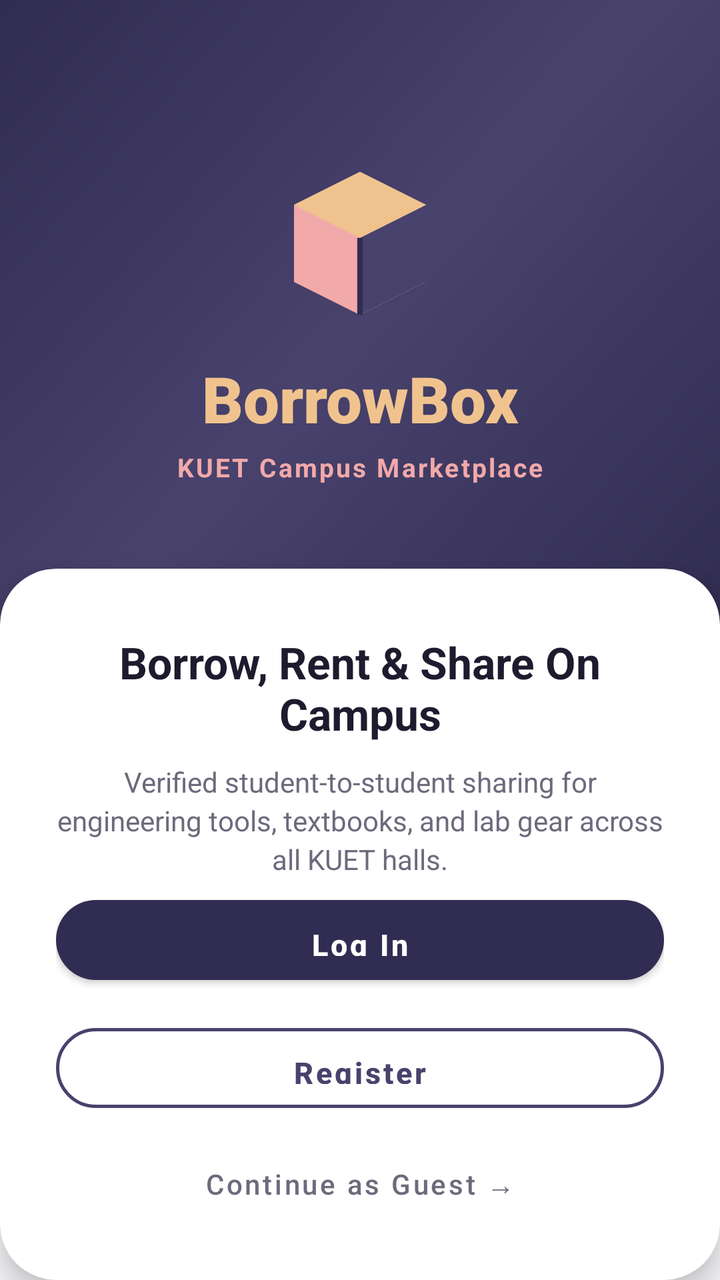
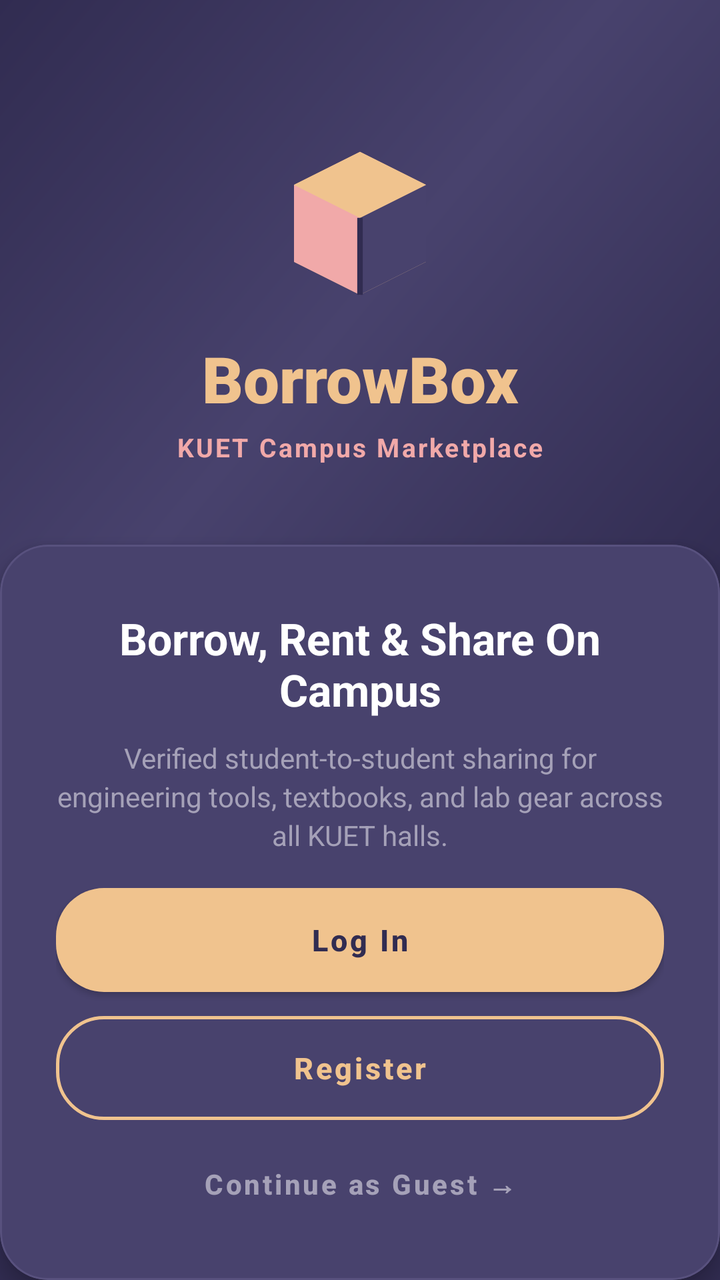

The first picture is an Android layout as it rendered before a commit; the second is the same layout after the commit. The layout source and the unified diff follow.
<!-- AndroidManifest.xml: application theme Theme.BorrowBox -->
<!-- res/layout/activity_welcome.xml -->
<?xml version="1.0" encoding="utf-8"?>
<androidx.constraintlayout.widget.ConstraintLayout
    xmlns:android="http://schemas.android.com/apk/res/android"
    xmlns:app="http://schemas.android.com/apk/res-auto"
    android:layout_width="match_parent"
    android:layout_height="match_parent"
    android:background="@color/background">

    
    <View
        android:id="@+id/topBackdrop"
        android:layout_width="match_parent"
        android:layout_height="320dp"
        android:background="@drawable/bg_welcome_gradient"
        app:layout_constraintTop_toTopOf="parent"
        app:layout_constraintStart_toStartOf="parent"
        app:layout_constraintEnd_toEndOf="parent" />

    
    <ImageView
        android:id="@+id/ivLogo"
        android:layout_width="88dp"
        android:layout_height="88dp"
        android:src="@drawable/ic_box"
        android:contentDescription="BorrowBox Logo"
        app:layout_constraintTop_toTopOf="@id/topBackdrop"
        app:layout_constraintBottom_toTopOf="@id/tvAppName"
        app:layout_constraintStart_toStartOf="parent"
        app:layout_constraintEnd_toEndOf="parent"
        app:layout_constraintVertical_chainStyle="packed" />

    <TextView
        android:id="@+id/tvAppName"
        android:layout_width="wrap_content"
        android:layout_height="wrap_content"
        android:layout_marginTop="12dp"
        android:text="BorrowBox"
        android:textColor="@color/accent"
        android:textSize="32sp"
        android:textStyle="bold"
        android:fontFamily="sans-serif-black"
        app:layout_constraintTop_toBottomOf="@id/ivLogo"
        app:layout_constraintBottom_toTopOf="@id/tvCampusTag"
        app:layout_constraintStart_toStartOf="parent"
        app:layout_constraintEnd_toEndOf="parent" />

    <TextView
        android:id="@+id/tvCampusTag"
        android:layout_width="wrap_content"
        android:layout_height="wrap_content"
        android:layout_marginTop="4dp"
        android:text="KUET Campus Marketplace"
        android:textColor="@color/supporting"
        android:textSize="13sp"
        android:letterSpacing="0.08"
        android:textStyle="bold"
        app:layout_constraintTop_toBottomOf="@id/tvAppName"
        app:layout_constraintBottom_toBottomOf="@id/topBackdrop"
        app:layout_constraintStart_toStartOf="parent"
        app:layout_constraintEnd_toEndOf="parent" />

    
    <com.google.android.material.card.MaterialCardView
        android:id="@+id/cardWelcomeContent"
        android:layout_width="match_parent"
        android:layout_height="0dp"
        android:layout_marginTop="-36dp"
        app:cardCornerRadius="28dp"
        app:cardElevation="8dp"
        app:strokeWidth="0dp"
        app:cardBackgroundColor="@color/surface"
        app:layout_constraintTop_toBottomOf="@id/topBackdrop"
        app:layout_constraintBottom_toBottomOf="parent"
        app:layout_constraintStart_toStartOf="parent"
        app:layout_constraintEnd_toEndOf="parent">

        <androidx.constraintlayout.widget.ConstraintLayout
            android:layout_width="match_parent"
            android:layout_height="match_parent"
            android:paddingHorizontal="28dp"
            android:paddingTop="32dp"
            android:paddingBottom="24dp">

            
            <TextView
                android:id="@+id/tvWelcomeHeader"
                android:layout_width="match_parent"
                android:layout_height="wrap_content"
                android:text="Borrow, Rent &amp; Share On Campus"
                android:textColor="@color/text_primary"
                android:textSize="22sp"
                android:textStyle="bold"
                android:gravity="center"
                app:layout_constraintTop_toTopOf="parent"
                app:layout_constraintStart_toStartOf="parent"
                app:layout_constraintEnd_toEndOf="parent" />

            <TextView
                android:id="@+id/tvWelcomeDescription"
                android:layout_width="match_parent"
                android:layout_height="wrap_content"
                android:layout_marginTop="10dp"
                android:text="Verified student-to-student sharing for engineering tools, textbooks, and lab gear across all KUET halls."
                android:textColor="@color/text_secondary"
                android:textSize="14sp"
                android:gravity="center"
                android:lineSpacingExtra="3dp"
                app:layout_constraintTop_toBottomOf="@id/tvWelcomeHeader"
                app:layout_constraintStart_toStartOf="parent"
                app:layout_constraintEnd_toEndOf="parent" />

            
            <LinearLayout
                android:layout_width="match_parent"
                android:layout_height="wrap_content"
                android:orientation="vertical"
                app:layout_constraintBottom_toBottomOf="parent"
                app:layout_constraintStart_toStartOf="parent"
                app:layout_constraintEnd_toEndOf="parent">

                
                <com.google.android.material.button.MaterialButton
                    android:id="@+id/btnLogIn"
                    style="@style/Widget.BorrowBox.Button"
                    android:layout_width="match_parent"
                    android:layout_height="52dp"
                    android:text="Log In"
                    android:textSize="15sp"
                    android:textStyle="bold"
                    app:backgroundTint="@color/primary" />

                
                <com.google.android.material.button.MaterialButton
                    android:id="@+id/btnRegister"
                    style="@style/Widget.BorrowBox.Button.Outlined"
                    android:layout_width="match_parent"
                    android:layout_height="52dp"
                    android:layout_marginTop="12dp"
                    android:text="Register"
                    android:textSize="15sp"
                    android:textStyle="bold"
                    app:strokeColor="@color/secondary"
                    android:textColor="@color/secondary" />

                
                <com.google.android.material.button.MaterialButton
                    android:id="@+id/btnContinueAsGuest"
                    style="@style/Widget.BorrowBox.Button.Text"
                    android:layout_width="match_parent"
                    android:layout_height="48dp"
                    android:layout_marginTop="8dp"
                    android:text="Continue as Guest →"
                    android:textColor="@color/text_secondary"
                    android:textSize="14sp" />

            </LinearLayout>

        </androidx.constraintlayout.widget.ConstraintLayout>

    </com.google.android.material.card.MaterialCardView>

</androidx.constraintlayout.widget.ConstraintLayout>
<!-- resources referenced by this layout -->
<resources>
  <color name="background">#F8F8FC</color>
  <color name="surface">#FFFFFF</color>
  <color name="text_primary">#1E1B2E</color>
  <color name="text_secondary">#6E6A7C</color>
  <style name="Widget.BorrowBox.Button" parent="Widget.MaterialComponents.Button">
          <item name="shapeAppearanceOverlay">@style/ShapeAppearance.BorrowBox.Pill</item>
          <item name="backgroundTint">@color/primary</item>
          <item name="android:textColor">@color/white</item>
          <item name="android:paddingTop">12dp</item>
          <item name="android:paddingBottom">12dp</item>
          <item name="android:fontFamily">sans-serif-medium</item>
          <item name="android:textAllCaps">false</item>
          <item name="android:textSize">14sp</item>
      </style>
  <style name="Widget.BorrowBox.Button.Outlined" parent="Widget.MaterialComponents.Button.OutlinedButton">
          <item name="shapeAppearanceOverlay">@style/ShapeAppearance.BorrowBox.Pill</item>
          <item name="strokeColor">@color/secondary</item>
          <item name="strokeWidth">1.5dp</item>
          <item name="android:textColor">@color/secondary</item>
          <item name="android:paddingTop">12dp</item>
          <item name="android:paddingBottom">12dp</item>
          <item name="android:fontFamily">sans-serif-medium</item>
          <item name="android:textAllCaps">false</item>
          <item name="android:textSize">14sp</item>
      </style>
  <style name="Widget.BorrowBox.Button.Text" parent="Widget.MaterialComponents.Button.TextButton">
          <item name="shapeAppearanceOverlay">@style/ShapeAppearance.BorrowBox.Pill</item>
          <item name="android:textColor">@color/secondary</item>
          <item name="android:textAllCaps">false</item>
          <item name="android:textSize">14sp</item>
          <item name="android:fontFamily">sans-serif-medium</item>
      </style>
  <style name="Theme.BorrowBox" parent="Theme.MaterialComponents.DayNight.NoActionBar">
          
          <item name="colorPrimary">@color/primary</item>
          <item name="colorPrimaryVariant">#231F3B</item>
          <item name="colorOnPrimary">@color/white</item>
          <item name="colorSecondary">@color/secondary</item>
          <item name="colorSecondaryVariant">@color/accent</item>
          <item name="colorOnSecondary">@color/white</item>
          <item name="colorAccent">@color/accent</item>
  
          
          <item name="android:statusBarColor">@color/primary</item>
          <item name="android:windowBackground">@color/background</item>
  
          
          <item name="cardViewStyle">@style/Widget.BorrowBox.CardView</item>
          <item name="materialButtonStyle">@style/Widget.BorrowBox.Button</item>
      </style>
  <color name="white">#FFFFFFFF</color>
  <style name="Widget.BorrowBox.CardView" parent="Widget.MaterialComponents.CardView">
          <item name="shapeAppearanceOverlay">@style/ShapeAppearance.BorrowBox.RoundedCard</item>
          <item name="cardBackgroundColor">@color/card_bg</item>
          <item name="cardElevation">2dp</item>
          <item name="strokeWidth">1dp</item>
          <item name="strokeColor">@color/border_color</item>
      </style>
  <style name="ShapeAppearance.BorrowBox.RoundedCard" parent="">
          <item name="cornerSize">16dp</item>
          <item name="cornerFamily">rounded</item>
      </style>
  <color name="card_bg">#FFFFFF</color>
  <color name="border_color">#E8E7EE</color>
  <!-- unchanged entries left out for length: 7 -->
</resources>

<!-- the commit's change to res/layout/activity_welcome.xml (unified diff, before → after) -->
@@ -4,13 +4,13 @@
     xmlns:app="http://schemas.android.com/apk/res-auto"
     android:layout_width="match_parent"
     android:layout_height="match_parent"
-    android:background="@color/background">
+    android:background="@color/screen_bg">
 
     
     <View
         android:id="@+id/topBackdrop"
         android:layout_width="match_parent"
-        android:layout_height="320dp"
+        android:layout_height="300dp"
         android:background="@drawable/bg_welcome_gradient"
         app:layout_constraintTop_toTopOf="parent"
         app:layout_constraintStart_toStartOf="parent"
@@ -35,7 +35,7 @@
         android:layout_height="wrap_content"
         android:layout_marginTop="12dp"
         android:text="BorrowBox"
-        android:textColor="@color/accent"
+        android:textColor="@color/peach_accent"
         android:textSize="32sp"
         android:textStyle="bold"
         android:fontFamily="sans-serif-black"
@@ -50,7 +50,7 @@
         android:layout_height="wrap_content"
         android:layout_marginTop="4dp"
         android:text="KUET Campus Marketplace"
-        android:textColor="@color/supporting"
+        android:textColor="@color/pink_supporting"
         android:textSize="13sp"
         android:letterSpacing="0.08"
         android:textStyle="bold"
@@ -64,11 +64,12 @@
         android:id="@+id/cardWelcomeContent"
         android:layout_width="match_parent"
         android:layout_height="0dp"
-        android:layout_marginTop="-36dp"
-        app:cardCornerRadius="28dp"
-        app:cardElevation="8dp"
-        app:strokeWidth="0dp"
-        app:cardBackgroundColor="@color/surface"
+        android:layout_marginTop="-28dp"
+        app:cardCornerRadius="24dp"
+        app:cardElevation="6dp"
+        app:strokeWidth="1dp"
+        app:strokeColor="@color/card_border"
+        app:cardBackgroundColor="@color/card_bg"
         app:layout_constraintTop_toBottomOf="@id/topBackdrop"
         app:layout_constraintBottom_toBottomOf="parent"
         app:layout_constraintStart_toStartOf="parent"
@@ -87,7 +88,7 @@
                 android:layout_width="match_parent"
                 android:layout_height="wrap_content"
                 android:text="Borrow, Rent &amp; Share On Campus"
-                android:textColor="@color/text_primary"
+                android:textColor="@color/light_text_primary"
                 android:textSize="22sp"
                 android:textStyle="bold"
                 android:gravity="center"
@@ -101,7 +102,7 @@
                 android:layout_height="wrap_content"
                 android:layout_marginTop="10dp"
                 android:text="Verified student-to-student sharing for engineering tools, textbooks, and lab gear across all KUET halls."
-                android:textColor="@color/text_secondary"
+                android:textColor="@color/light_text_secondary"
                 android:textSize="14sp"
                 android:gravity="center"
                 android:lineSpacingExtra="3dp"
@@ -121,13 +122,14 @@
                 
                 <com.google.android.material.button.MaterialButton
                     android:id="@+id/btnLogIn"
-                    style="@style/Widget.BorrowBox.Button"
+                    style="@style/Widget.BorrowBox.Button.Peach"
                     android:layout_width="match_parent"
                     android:layout_height="52dp"
                     android:text="Log In"
                     android:textSize="15sp"
                     android:textStyle="bold"
-                    app:backgroundTint="@color/primary" />
+                    android:textColor="@color/dark_text"
+                    app:backgroundTint="@color/peach_accent" />
 
                 
                 <com.google.android.material.button.MaterialButton
@@ -139,8 +141,8 @@
                     android:text="Register"
                     android:textSize="15sp"
                     android:textStyle="bold"
-                    app:strokeColor="@color/secondary"
-                    android:textColor="@color/secondary" />
+                    android:textColor="@color/peach_accent"
+                    app:strokeColor="@color/peach_accent" />
 
                 
                 <com.google.android.material.button.MaterialButton
@@ -150,7 +152,7 @@
                     android:layout_height="48dp"
                     android:layout_marginTop="8dp"
                     android:text="Continue as Guest →"
-                    android:textColor="@color/text_secondary"
+                    android:textColor="@color/light_text_secondary"
                     android:textSize="14sp" />
 
             </LinearLayout>
<!-- resource entries referenced after the edit -->
@@ -1,69 +1,112 @@
 <!-- resources referenced by this layout -->
 <resources>
-  <color name="background">#F8F8FC</color>
-  <color name="surface">#FFFFFF</color>
-  <color name="text_primary">#1E1B2E</color>
-  <color name="text_secondary">#6E6A7C</color>
-  <style name="Widget.BorrowBox.Button" parent="Widget.MaterialComponents.Button">
+  <style name="Widget.BorrowBox.Button.Outlined" parent="Widget.MaterialComponents.Button.OutlinedButton">
           <item name="shapeAppearanceOverlay">@style/ShapeAppearance.BorrowBox.Pill</item>
-          <item name="backgroundTint">@color/primary</item>
-          <item name="android:textColor">@color/white</item>
-          <item name="android:paddingTop">12dp</item>
-          <item name="android:paddingBottom">12dp</item>
+          <item name="strokeColor">@color/peach_accent</item>
+          <item name="strokeWidth">1.5dp</item>
+          <item name="android:textColor">@color/peach_accent</item>
+          <item name="android:insetTop">0dp</item>
+          <item name="android:insetBottom">0dp</item>
+          <item name="android:minHeight">48dp</item>
+          <item name="android:paddingTop">10dp</item>
+          <item name="android:paddingBottom">10dp</item>
+          <item name="android:paddingLeft">20dp</item>
+          <item name="android:paddingRight">20dp</item>
           <item name="android:fontFamily">sans-serif-medium</item>
+          <item name="android:textStyle">bold</item>
           <item name="android:textAllCaps">false</item>
           <item name="android:textSize">14sp</item>
+          <item name="android:singleLine">false</item>
+          <item name="android:ellipsize">none</item>
       </style>
-  <style name="Widget.BorrowBox.Button.Outlined" parent="Widget.MaterialComponents.Button.OutlinedButton">
+  <style name="Widget.BorrowBox.Button.Peach" parent="Widget.MaterialComponents.Button">
           <item name="shapeAppearanceOverlay">@style/ShapeAppearance.BorrowBox.Pill</item>
-          <item name="strokeColor">@color/secondary</item>
-          <item name="strokeWidth">1.5dp</item>
-          <item name="android:textColor">@color/secondary</item>
-          <item name="android:paddingTop">12dp</item>
-          <item name="android:paddingBottom">12dp</item>
+          <item name="backgroundTint">@color/peach_accent</item>
+          <item name="android:textColor">@color/dark_text</item>
+          <item name="android:insetTop">0dp</item>
+          <item name="android:insetBottom">0dp</item>
+          <item name="android:minHeight">48dp</item>
+          <item name="android:paddingTop">10dp</item>
+          <item name="android:paddingBottom">10dp</item>
+          <item name="android:paddingLeft">20dp</item>
+          <item name="android:paddingRight">20dp</item>
           <item name="android:fontFamily">sans-serif-medium</item>
+          <item name="android:textStyle">bold</item>
           <item name="android:textAllCaps">false</item>
           <item name="android:textSize">14sp</item>
+          <item name="android:singleLine">false</item>
+          <item name="android:ellipsize">none</item>
+          <item name="elevation">2dp</item>
       </style>
   <style name="Widget.BorrowBox.Button.Text" parent="Widget.MaterialComponents.Button.TextButton">
           <item name="shapeAppearanceOverlay">@style/ShapeAppearance.BorrowBox.Pill</item>
-          <item name="android:textColor">@color/secondary</item>
+          <item name="android:textColor">@color/peach_accent</item>
+          <item name="android:insetTop">0dp</item>
+          <item name="android:insetBottom">0dp</item>
+          <item name="android:minHeight">44dp</item>
           <item name="android:textAllCaps">false</item>
           <item name="android:textSize">14sp</item>
           <item name="android:fontFamily">sans-serif-medium</item>
+          <item name="android:ellipsize">none</item>
       </style>
   <style name="Theme.BorrowBox" parent="Theme.MaterialComponents.DayNight.NoActionBar">
           
-          <item name="colorPrimary">@color/primary</item>
-          <item name="colorPrimaryVariant">#231F3B</item>
-          <item name="colorOnPrimary">@color/white</item>
-          <item name="colorSecondary">@color/secondary</item>
-          <item name="colorSecondaryVariant">@color/accent</item>
-          <item name="colorOnSecondary">@color/white</item>
-          <item name="colorAccent">@color/accent</item>
+          <item name="colorPrimary">@color/screen_bg</item>
+          <item name="colorPrimaryVariant">#24203D</item>
+          <item name="colorOnPrimary">@color/light_text_primary</item>
+  
+          <item name="colorSecondary">@color/card_bg</item>
+          <item name="colorSecondaryVariant">@color/card_border</item>
+          <item name="colorOnSecondary">@color/light_text_primary</item>
+  
+          <item name="colorAccent">@color/peach_accent</item>
   
           
-          <item name="android:statusBarColor">@color/primary</item>
-          <item name="android:windowBackground">@color/background</item>
+          <item name="android:statusBarColor">@color/screen_bg</item>
+          <item name="android:windowBackground">@color/screen_bg</item>
+          <item name="android:textColorPrimary">@color/light_text_primary</item>
+          <item name="android:textColorSecondary">@color/light_text_secondary</item>
   
           
           <item name="cardViewStyle">@style/Widget.BorrowBox.CardView</item>
-          <item name="materialButtonStyle">@style/Widget.BorrowBox.Button</item>
+          <item name="materialButtonStyle">@style/Widget.BorrowBox.Button.Peach</item>
+          <item name="materialAlertDialogTheme">@style/ThemeOverlay.BorrowBox.Dialog</item>
       </style>
-  <color name="white">#FFFFFFFF</color>
   <style name="Widget.BorrowBox.CardView" parent="Widget.MaterialComponents.CardView">
           <item name="shapeAppearanceOverlay">@style/ShapeAppearance.BorrowBox.RoundedCard</item>
           <item name="cardBackgroundColor">@color/card_bg</item>
-          <item name="cardElevation">2dp</item>
+          <item name="cardElevation">3dp</item>
           <item name="strokeWidth">1dp</item>
-          <item name="strokeColor">@color/border_color</item>
+          <item name="strokeColor">@color/card_border</item>
+      </style>
+  <style name="ThemeOverlay.BorrowBox.Dialog" parent="ThemeOverlay.MaterialComponents.MaterialAlertDialog">
+          <item name="colorSurface">@color/card_bg</item>
+          <item name="android:background">@color/card_bg</item>
+          <item name="android:textColorPrimary">@color/light_text_primary</item>
+          <item name="android:textColorSecondary">@color/light_text_secondary</item>
+          <item name="buttonBarPositiveButtonStyle">@style/Widget.BorrowBox.DialogButton.Positive</item>
+          <item name="buttonBarNegativeButtonStyle">@style/Widget.BorrowBox.DialogButton.Negative</item>
+          <item name="shapeAppearanceOverlay">@style/ShapeAppearance.BorrowBox.RoundedCard</item>
       </style>
   <style name="ShapeAppearance.BorrowBox.RoundedCard" parent="">
-          <item name="cornerSize">16dp</item>
+          <item name="cornerSize">22dp</item>
           <item name="cornerFamily">rounded</item>
       </style>
-  <color name="card_bg">#FFFFFF</color>
-  <color name="border_color">#E8E7EE</color>
+  <style name="Widget.BorrowBox.DialogButton.Positive" parent="Widget.MaterialComponents.Button.TextButton">
+          <item name="android:textColor">@color/peach_accent</item>
+          <item name="android:textStyle">bold</item>
+      </style>
+  <style name="Widget.BorrowBox.DialogButton.Negative" parent="Widget.MaterialComponents.Button.TextButton">
+          <item name="android:textColor">@color/light_text_secondary</item>
+      </style>
+  <color name="card_bg">#48426D</color>
+  <color name="card_border">#58517E</color>
+  <color name="dark_text">#312C51</color>
+  <color name="light_text_primary">#FFFFFF</color>
+  <color name="light_text_secondary">#A5A1B8</color>
+  <color name="peach_accent">#F0C38E</color>
+  <color name="pink_supporting">#F1A9A9</color>
+  <color name="screen_bg">#312C51</color>
   <!-- unchanged entries left out for length: 7 -->
 </resources>
 
